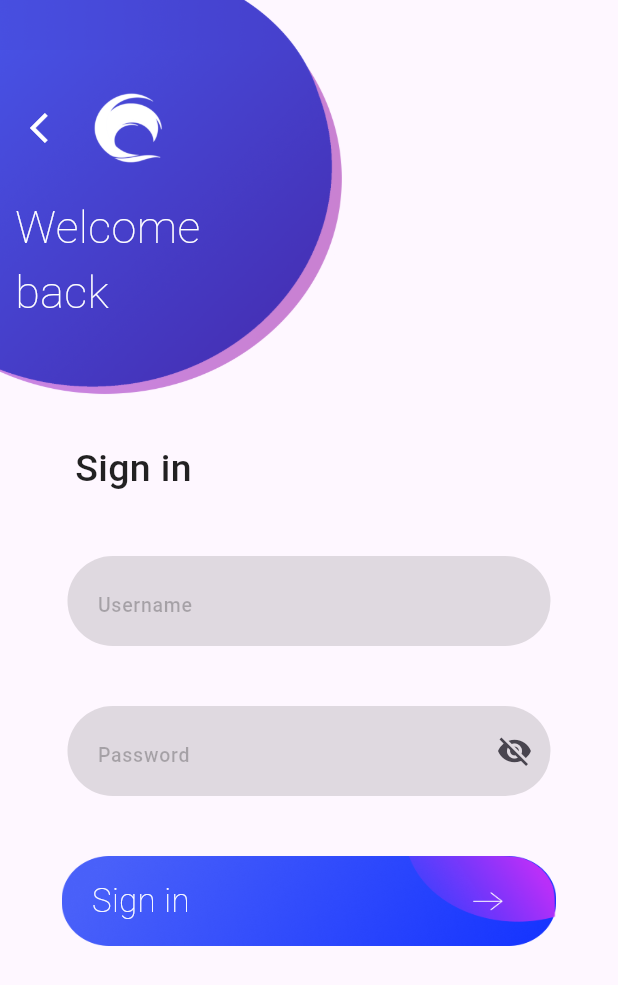
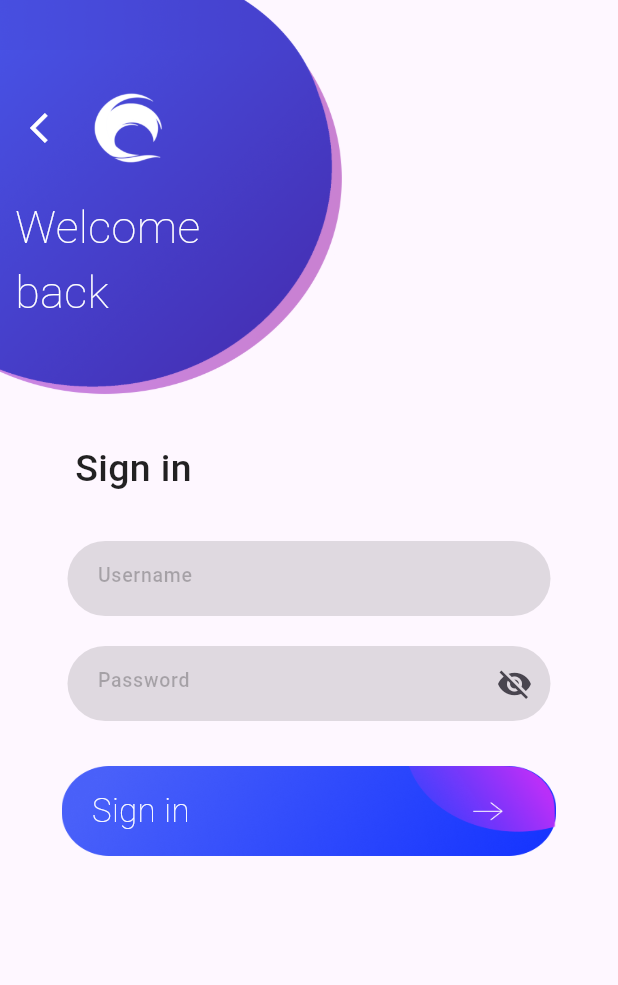
Before and after one commit to Thisuraka/sea-cense, a Flutter app: the SignInView screen opened directly, on a phone screen of 412 x 824 dp. Shown: the top 985 px of the screen. Run offline on Flutter 3.47's test engine with Material 2 defaults, Android fonts, the phone set to English and light mode, and no system bars; our stand-ins replace dio, flutter_easyloading, image_picker, screenshot, share_plus, shared_preferences and 2 more; accounts and stored records are empty.

Commit message:
Minor ui fix

```diff
--- a/lib/widgets/rounded_textbox_widget.dart
+++ b/lib/widgets/rounded_textbox_widget.dart
@@ -20,7 +20,7 @@ class RoundedTextboxWidget extends StatefulWidget {
     this.enabled = true,
     this.minLine = 1,
     this.maxLine = 1,
-    this.verticalMargin = 20,
+    this.verticalMargin = 10,
     required this.labelText,
     this.validator,
     this.isPassword = false,
@@ -44,7 +44,7 @@ class _RoundedTextboxWidgetState extends State<RoundedTextboxWidget> {
   @override
   Widget build(BuildContext context) {
     return Container(
-      height: 60,
+      height: 50,
       width: MediaQuery.of(context).size.width,
       margin: EdgeInsets.symmetric(horizontal: 45, vertical: widget.verticalMargin),
       padding: const EdgeInsets.symmetric(horizontal: 0, vertical: 0.0),
@@ -62,7 +62,7 @@ class _RoundedTextboxWidgetState extends State<RoundedTextboxWidget> {
         controller: widget.controller,
         obscureText: isVisible,
         cursorColor: Colors.purple,
-        cursorHeight: 15,
+        cursorHeight: 22,
         decoration: InputDecoration(
             border: InputBorder.none,
             hintText: widget.labelText,
```
